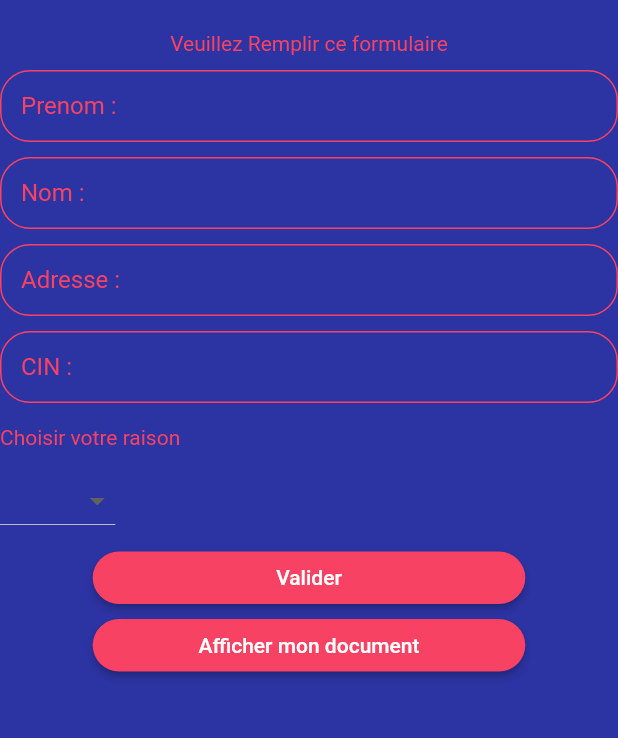
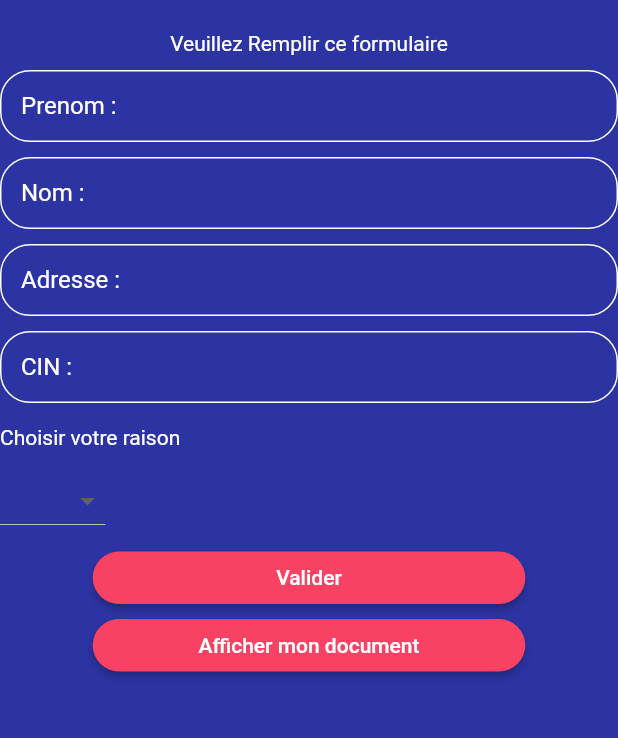
Before and after one commit to yasser1dev/Citizen-authorizeit, a Flutter app: the screen it shows after launch, on a phone screen of 412 x 824 dp, the part 161-899 px from its top. Run offline on Flutter 3.47's test engine with Material 2 defaults, Android fonts, the phone set to English and light mode, and no system bars; our stand-ins replace qr_flutter, shared_preferences, sqflite; accounts and stored records are empty; network calls fail.

Commit message:
design enhancement and add scroll view

```diff
--- a/lib/CitizenInfos.dart
+++ b/lib/CitizenInfos.dart
@@ -70,7 +70,7 @@ class _CitizenInfosState extends State<CitizenInfos> {
                          TextSpan(text: 'Nom : ', style: TextStyle(
                              fontWeight: FontWeight.bold, fontSize: 20,color: themeSecondaryColor)),
                          TextSpan(text: infos["nom"], style: TextStyle(
-                             fontSize: 20,color: themeSecondaryColor)),
+                             fontSize: 20,color: Colors.white)),
                        ],
                      ),
                    ),),
@@ -83,7 +83,7 @@ class _CitizenInfosState extends State<CitizenInfos> {
                          TextSpan(text: 'Prenom  : ', style: TextStyle(
                              fontWeight: FontWeight.bold, fontSize: 20,color: themeSecondaryColor)),
                          TextSpan(text: infos["prenom"], style: TextStyle(
-                             fontSize: 20,color: themeSecondaryColor)),
+                             fontSize: 20,color: Colors.white)),
                        ],
                      ),
                    ),),
@@ -96,7 +96,7 @@ class _CitizenInfosState extends State<CitizenInfos> {
                          TextSpan(text: 'Adresse  : ', style: TextStyle(
                              fontWeight: FontWeight.bold, fontSize: 20,color: themeSecondaryColor)),
                          TextSpan(text: infos["adresse"], style: TextStyle(
-                             fontSize: 20,color: themeSecondaryColor)),
+                             fontSize: 20,color: Colors.white)),
                        ],
                      ),
                    ),),
@@ -109,7 +109,7 @@ class _CitizenInfosState extends State<CitizenInfos> {
                          TextSpan(text: 'CIN  : ', style: TextStyle(
                              fontWeight: FontWeight.bold, fontSize: 20,color: themeSecondaryColor)),
                          TextSpan(text: infos["cin"], style: TextStyle(
-                             fontSize: 20,color: themeSecondaryColor)),
+                             fontSize: 20,color: Colors.white)),
                        ],
                      ),
                    ),),
@@ -122,7 +122,7 @@ class _CitizenInfosState extends State<CitizenInfos> {
                          TextSpan(text: 'Raison  : ', style: TextStyle(color: themeSecondaryColor,
                              fontWeight: FontWeight.bold, fontSize: 20)),
                          TextSpan(text: listRaison[int.parse(infos["raison"]) -
-                             1], style: TextStyle(fontSize: 20,color: themeSecondaryColor)),
+                             1], style: TextStyle(fontSize: 20,color: Colors.white)),
                        ],
                      ),
                    ),),
@@ -130,6 +130,7 @@ class _CitizenInfosState extends State<CitizenInfos> {
                    width: MediaQuery.of(context).size.width * 0.7,
                      child: Padding(padding: const EdgeInsets.all(20.0),
                          child:RaisedButton(
+
                            color: themeSecondaryColor,
                            shape: RoundedRectangleBorder(
                              borderRadius: BorderRadius.circular(18.0),
--- a/lib/citizenForm.dart
+++ b/lib/citizenForm.dart
@@ -61,27 +61,28 @@ class MyCustomFormState extends State<citizenForm> {
                  Padding(
                    padding: const EdgeInsets.symmetric(vertical: 5.0),
                    child:Text(
-                       "Veuillez Remplir ce formulaire",style: TextStyle(color: themeSecondaryColor),
+                       "Veuillez Remplir ce formulaire",style: TextStyle(color: Colors.white),
                    ),
                  ),
                ),
                Padding(
                  padding: const EdgeInsets.symmetric(vertical: 5.0),
                  child:TextFormField(
+                   style: TextStyle(color:Colors.white),
                    controller: _name,
                    decoration: InputDecoration(
                        contentPadding: EdgeInsets.only(left: 14.0, bottom: 12.0, top: 0.0),
                        enabledBorder: new OutlineInputBorder(
-                         borderSide:BorderSide(color: themeSecondaryColor) , borderRadius: const BorderRadius.all(const Radius.circular(20.0))
+                         borderSide:BorderSide(color: Colors.white) , borderRadius: const BorderRadius.all(const Radius.circular(20.0))
                        ),
                        focusedBorder: OutlineInputBorder(
                            borderRadius: BorderRadius.circular(20),
                            borderSide: BorderSide(
-                             color: themeLightColor,
+                             color: Colors.white,
                            )
                        ),
                        labelText: 'Prenom : ',
-                        labelStyle: TextStyle(color:themeSecondaryColor )
+                        labelStyle: TextStyle(color:Colors.white )
 
                    ),
                    validator: (value) {
@@ -95,10 +96,11 @@ class MyCustomFormState extends State<citizenForm> {
                Padding(
                  padding: const EdgeInsets.symmetric(vertical: 5.0),
                  child:TextFormField(
+                   style: TextStyle(color:Colors.white),
                    controller: _lastname,
                    decoration: InputDecoration(
                        contentPadding: EdgeInsets.only(left: 14.0, bottom: 12.0, top: 0.0),
-                       enabledBorder: new OutlineInputBorder(borderSide:BorderSide(color: themeSecondaryColor),
+                       enabledBorder: new OutlineInputBorder(borderSide:BorderSide(color: Colors.white),
                            borderRadius: const BorderRadius.all(const Radius.circular(20.0))
                        ),
                       focusedBorder: OutlineInputBorder(
@@ -108,7 +110,7 @@ class MyCustomFormState extends State<citizenForm> {
                       )
                       ),
                        labelText: 'Nom : ',
-                       labelStyle: TextStyle(color:themeSecondaryColor )
+                       labelStyle: TextStyle(color:Colors.white )
 
                    ),
                    validator: (value) {
@@ -123,10 +125,11 @@ class MyCustomFormState extends State<citizenForm> {
                Padding(
                  padding: const EdgeInsets.symmetric(vertical: 5.0),
                  child: TextFormField(
+                   style: TextStyle(color:Colors.white),
                    controller: _adresse,
                    decoration: InputDecoration(
                        contentPadding: EdgeInsets.only(left: 14.0, bottom: 12.0, top: 0.0),
-                       enabledBorder: new OutlineInputBorder(borderSide:BorderSide(color: themeSecondaryColor),
+                       enabledBorder: new OutlineInputBorder(borderSide:BorderSide(color: Colors.white),
                            borderRadius: const BorderRadius.all(const Radius.circular(20.0))
                        ),
 
@@ -137,7 +140,7 @@ class MyCustomFormState extends State<citizenForm> {
                         )
                       ),
                        labelText: 'Adresse : ',
-                       labelStyle: TextStyle(color:themeSecondaryColor )
+                       labelStyle: TextStyle(color:Colors.white )
 
                    ),
                    validator: (value) {
@@ -152,10 +155,11 @@ class MyCustomFormState extends State<citizenForm> {
                Padding(
                  padding: const EdgeInsets.symmetric(vertical: 5.0),
                  child:TextFormField(
+                   style: TextStyle(color:Colors.white),
                    controller: _cin,
                    decoration: InputDecoration(
                        contentPadding: EdgeInsets.only(left: 14.0, bottom: 12.0, top: 0.0),
-                       enabledBorder: new OutlineInputBorder(borderSide:BorderSide(color: themeSecondaryColor),
+                       enabledBorder: new OutlineInputBorder(borderSide:BorderSide(color: Colors.white),
                            borderRadius: const BorderRadius.all(const Radius.circular(20.0))
                        ),
                        focusedBorder: OutlineInputBorder(
@@ -165,7 +169,7 @@ class MyCustomFormState extends State<citizenForm> {
                            )
                        ),
                        labelText: 'CIN : ',
-                       labelStyle: TextStyle(color:themeSecondaryColor )
+                       labelStyle: TextStyle(color:Colors.white )
 
                    ),
                    validator: (value) {
@@ -179,9 +183,10 @@ class MyCustomFormState extends State<citizenForm> {
 
                Padding(
                  padding: const EdgeInsets.symmetric(vertical: 10.0) ,
-                 child: Text("Choisir votre raison",style:TextStyle(color:themeSecondaryColor ),),
+                 child: Text("Choisir votre raison",style:TextStyle(color:Colors.white ),),
                ),
                DropdownButton(
+                   style: TextStyle(color:themeSecondaryColor),
                    value: _currentReason,
                    items: reasonsData.map((item){
                      return DropdownMenuItem(
--- a/lib/main.dart
+++ b/lib/main.dart
@@ -50,7 +50,9 @@ class _MyStatefulWidgetState extends State<MyStatefulWidget> {
         backgroundColor: themePrimaryColor,
       ),
       backgroundColor: themePrimaryColor,
-      body: Center(
+      body: SingleChildScrollView(
+        child: ConstrainedBox(constraints: BoxConstraints(),
+        child: Center(
             child:Column(
               children: [
                 Padding(
@@ -82,7 +84,8 @@ class _MyStatefulWidgetState extends State<MyStatefulWidget> {
 
               ],
             )
-        ),
+        ),),
+      )
 
     );
   }
```
Lines whose indentation alone changed are shown as unchanged.
